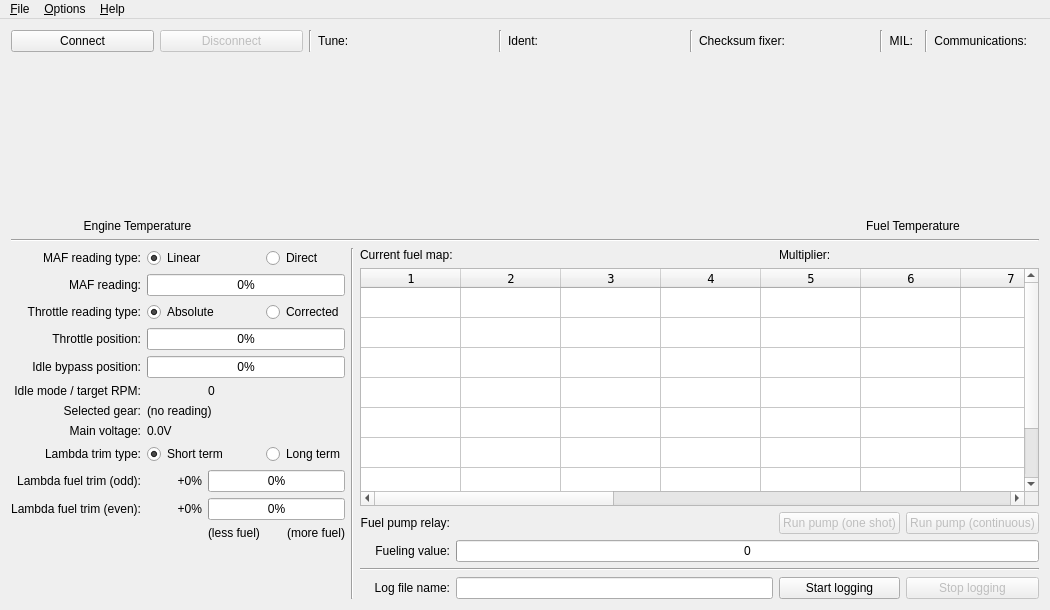
Above: mainwindow.ui from colinbourassa/rovergauge before the change. Below: the same form after it.
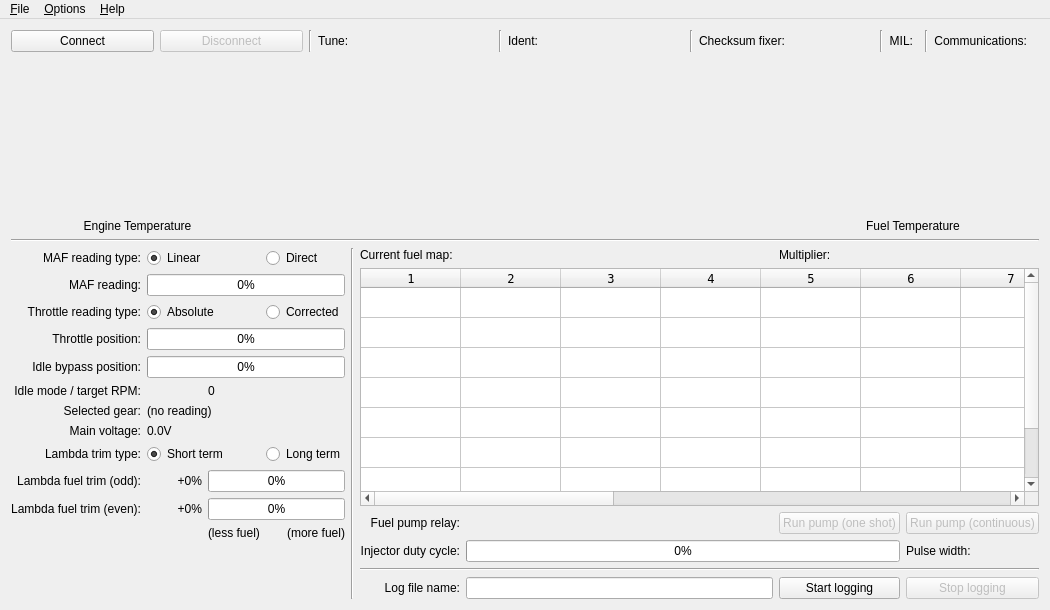
That is the form after the change. Custom widgets are drawn as their Qt base class.

Commit message: Injector duty cycle support

What changed in the file:
```diff
--- a/mainwindow.ui
+++ b/mainwindow.ui
@@ -513,7 +513,7 @@
           <item row="3" column="0">
            <widget class="QLabel" name="m_fuelingValueLabel">
             <property name="text">
-             <string>Fueling value:</string>
+             <string>Injector duty cycle:</string>
             </property>
             <property name="alignment">
              <set>Qt::AlignRight|Qt::AlignTrailing|Qt::AlignVCenter</set>
@@ -633,19 +633,6 @@
           <item row="5" column="1">
            <widget class="QLineEdit" name="m_logFileNameBox"/>
           </item>
-          <item row="3" column="1" colspan="3">
-           <widget class="QProgressBar" name="m_fuelingValueBar">
-            <property name="maximum">
-             <number>65535</number>
-            </property>
-            <property name="value">
-             <number>0</number>
-            </property>
-            <property name="format">
-             <string>%p</string>
-            </property>
-           </widget>
-          </item>
           <item row="2" column="1">
            <widget class="QLedIndicator" name="m_fuelPumpRelayStateLed" native="true">
             <property name="maximumSize">
@@ -666,6 +653,26 @@
             </property>
            </widget>
           </item>
+          <item row="3" column="1" colspan="2">
+           <widget class="QProgressBar" name="m_injectorDutyCycleBar">
+            <property name="maximum">
+             <number>100</number>
+            </property>
+            <property name="value">
+             <number>0</number>
+            </property>
+            <property name="format">
+             <string>%p%</string>
+            </property>
+           </widget>
+          </item>
+          <item row="3" column="3">
+           <widget class="QLabel" name="m_injectorPulseWidthLabel">
+            <property name="text">
+             <string>Pulse width:</string>
+            </property>
+           </widget>
+          </item>
          </layout>
         </item>
        </layout>
```
Left out of the diff: 4 changed lines with no effect on the pictures. The commit also changes 6 other files.
